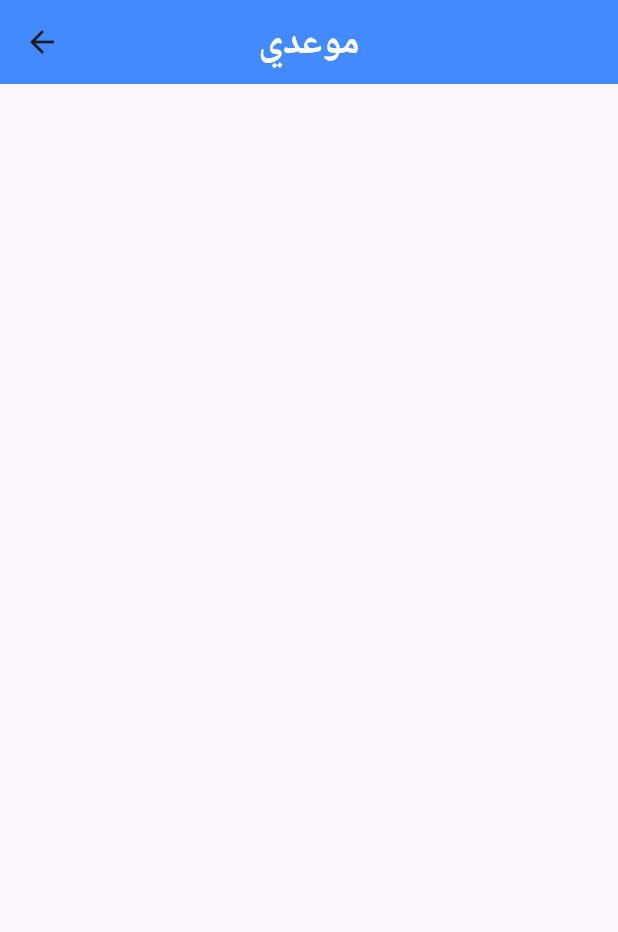
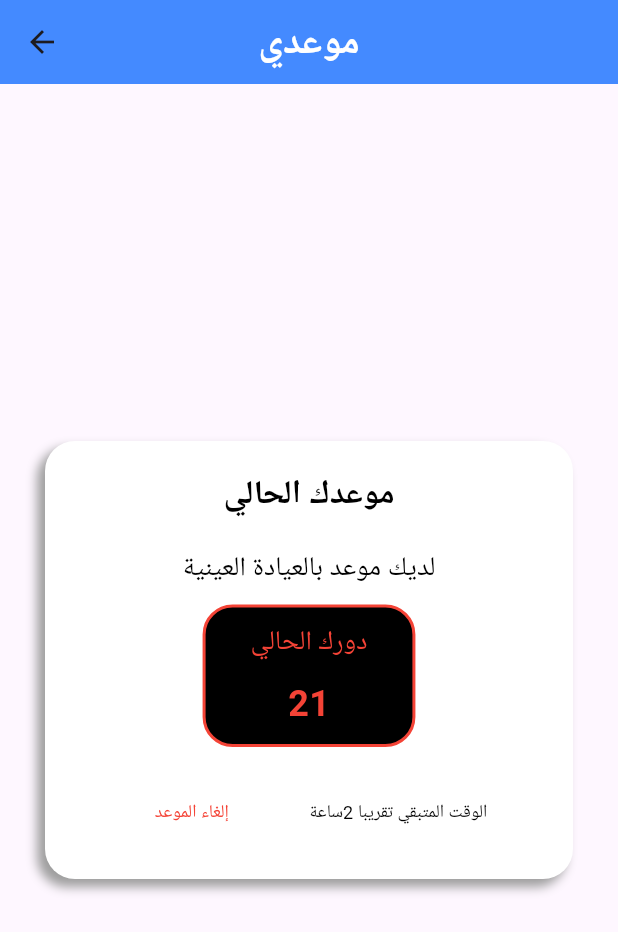
Before and after one commit to ahmdmlndy47/dispencaryApplication, a Flutter app: the AppointmentPage screen opened directly, on a phone screen of 412 x 824 dp. Shown: the top 932 px of the screen. Run offline on Flutter 3.47's test engine with Material 3 defaults, Android fonts, the phone set to English and light mode, and no system bars.

Commit message:
add the appointment page

```diff
--- a/lib/appointment_page.dart
+++ b/lib/appointment_page.dart
@@ -22,6 +22,113 @@ class _AppointmentPageState extends State<AppointmentPage> {
           ),
         ),
       ),
+      body: Padding(
+        padding: const EdgeInsets.all(30.0),
+        child: Center(
+          child: Container(
+            padding: EdgeInsets.all(20),
+            decoration: BoxDecoration(
+              color:  Colors.white,
+              borderRadius: BorderRadius.circular(20),
+              boxShadow: [
+                BoxShadow(
+                  color: Colors.grey,
+                  offset: Offset(-5, 5),
+                  blurRadius: 5
+                ),
+
+              ]
+            ),
+            child: Column(
+              mainAxisSize: MainAxisSize.min,
+              mainAxisAlignment: MainAxisAlignment.center,
+              children: [
+                Text(
+                  "موعدك الحالي",
+                  style: TextStyle(
+                    color: Colors.black,
+                    fontWeight: FontWeight.bold,
+                    fontSize: 22
+                  ),
+                ),
+                SizedBox(height: 20,),
+                Text(
+                  "لديك موعد بالعيادة العينية",
+                  style: TextStyle(
+                    color: Colors.black,
+                    fontSize: 18,
+                    fontWeight: FontWeight.w500
+                  ),
+                ),
+                SizedBox(height: 10,),
+                Container(
+                  decoration: BoxDecoration(
+                    border: BoxBorder.all(
+                      color: Colors.red,
+                      width: 2
+                    ),
+                    borderRadius: BorderRadius.circular(20),
+                    color: Colors.black
+                  ),
+                  padding: EdgeInsets.symmetric(vertical: 10,horizontal: 30),
+                  child: Column(
+                    mainAxisAlignment: MainAxisAlignment.center,
+                    mainAxisSize: MainAxisSize.min,
+                    children: [
+                      Text(
+                        "دورك الحالي",
+                        style: TextStyle(
+                            fontWeight: FontWeight.w400,
+                            fontSize: 18,
+                            color: Colors.red
+                        ),
+                      ),
+                      SizedBox(height: 10,),
+                      Text(
+                        "21",
+                        style: TextStyle(
+                          fontSize: 24,
+                          fontWeight: FontWeight.bold,
+                          color: Colors.red
+                        ),
+                      ),
+                    ],
+                  ),
+                ),
+                SizedBox(height: 20,),
+                Row(
+                  mainAxisSize: MainAxisSize.min,
+                  textDirection: TextDirection.rtl,
+                  children: [
+                    Expanded(
+                      child: Text(
+                        "الوقت المتبقي تقريبا 2ساعة",
+                        style: TextStyle(
+                          color: Colors.black,
+                          fontSize: 12,
+                          fontWeight: FontWeight.w400
+                        ),
+                      ),
+                    ),
+                    Expanded(
+                      child: TextButton(
+                          onPressed: (){},
+                          child: Text(
+                            "إلغاء الموعد",
+                            style:TextStyle(
+                              color: Colors.red,
+                              fontWeight: FontWeight.w400,
+                              fontSize: 12
+                            ),
+                          )),
+                    )
+                  ],
+                )
+              ],
+            ),
+          ),
+        ),
+      ),
     );
   }
 }
--- a/lib/main.dart
+++ b/lib/main.dart
@@ -8,7 +8,7 @@ import 'package:flutter/material.dart';
 import 'log_sign_page.dart';
 void main() {
   runApp( MaterialApp(
-    home: AdminHomepage(),
+    home: Homepage(),
     debugShowCheckedModeBanner: false,
     routes: {
       "homepage" : (context) => Homepage(),
```
